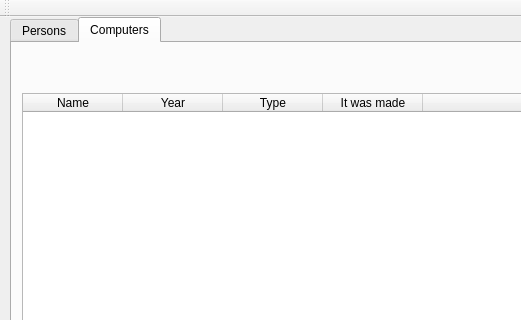
hogniR/verklegt52, file mainwindow.ui: the form before one commit; both pictures show x 0 to 521 and y 0 to 320 of the 763 by 541 pixel window.
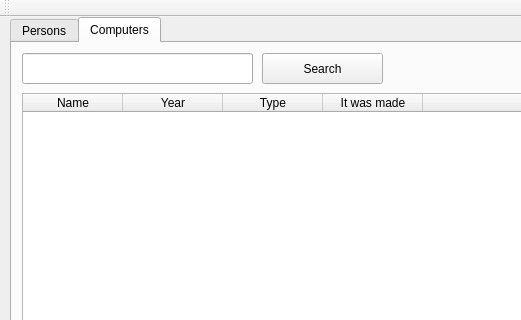
The form after the commit. The open tabs and pages were chosen to show the change.

Commit message: searched klarad fyrir computers og persons

The edit to the form file:
```diff
--- a/mainwindow.ui
+++ b/mainwindow.ui
@@ -195,6 +195,29 @@
        <string>Connect</string>
       </property>
      </widget>
+     <widget class="QLineEdit" name="search_computer">
+      <property name="geometry">
+       <rect>
+        <x>10</x>
+        <y>10</y>
+        <width>231</width>
+        <height>31</height>
+       </rect>
+      </property>
+     </widget>
+     <widget class="QPushButton" name="searchComputerButton">
+      <property name="geometry">
+       <rect>
+        <x>250</x>
+        <y>10</y>
+        <width>121</width>
+        <height>31</height>
+       </rect>
+      </property>
+      <property name="text">
+       <string>Search</string>
+      </property>
+     </widget>
     </widget>
    </widget>
   </widget>
```
Left out of the diff: 4 changed lines with no effect on the pictures. The commit also changes 2 other files.
